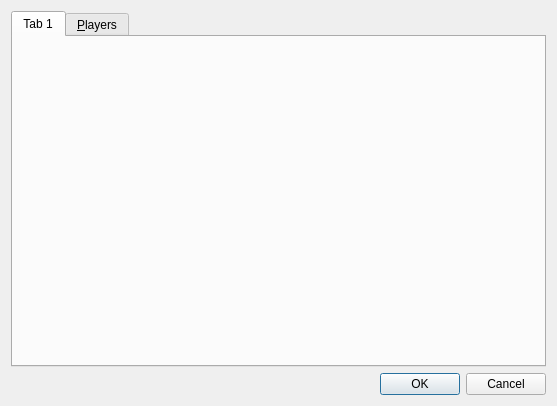
First picture: the form in src/configdialog.ui, repository smplayer-dev/smtube, before the edit.
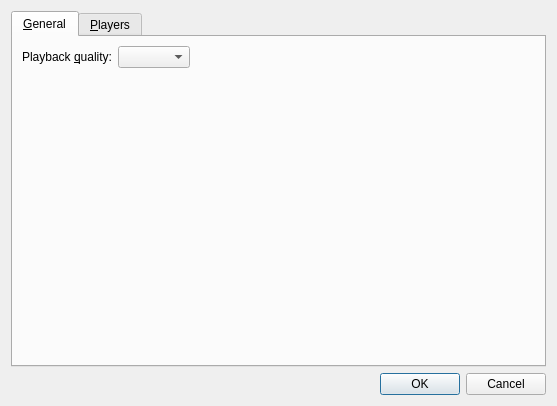
Second picture: the form after the edit. The open tabs and pages were chosen to show the change.

Commit message: Add an option to select the playback quality

Diff of the .ui file:
```diff
--- a/src/configdialog.ui
+++ b/src/configdialog.ui
@@ -21,8 +21,53 @@
      </property>
      <widget class="QWidget" name="general_tab">
       <attribute name="title">
-       <string>Tab 1</string>
+       <string>&amp;General</string>
       </attribute>
+      <layout class="QVBoxLayout" name="verticalLayout_3">
+       <item>
+        <layout class="QHBoxLayout" name="horizontalLayout">
+         <item>
+          <widget class="QLabel" name="playback_quality_label">
+           <property name="text">
+            <string>Playback &amp;quality:</string>
+           </property>
+           <property name="buddy">
+            <cstring>playback_quality_combo</cstring>
+           </property>
+          </widget>
+         </item>
+         <item>
+          <widget class="QComboBox" name="playback_quality_combo"/>
+         </item>
+         <item>
+          <spacer name="horizontalSpacer_5">
+           <property name="orientation">
+            <enum>Qt::Horizontal</enum>
+           </property>
+           <property name="sizeHint" stdset="0">
+            <size>
+             <width>40</width>
+             <height>20</height>
+            </size>
+           </property>
+          </spacer>
+         </item>
+        </layout>
+       </item>
+       <item>
+        <spacer name="verticalSpacer">
+         <property name="orientation">
+          <enum>Qt::Vertical</enum>
+         </property>
+         <property name="sizeHint" stdset="0">
+          <size>
+           <width>20</width>
+           <height>266</height>
+          </size>
+         </property>
+        </spacer>
+       </item>
+      </layout>
      </widget>
      <widget class="QWidget" name="players_tab">
       <attribute name="title">
```
Left out of the diff: 12 changed lines with no effect on the pictures. The commit also changes 3 other files.
